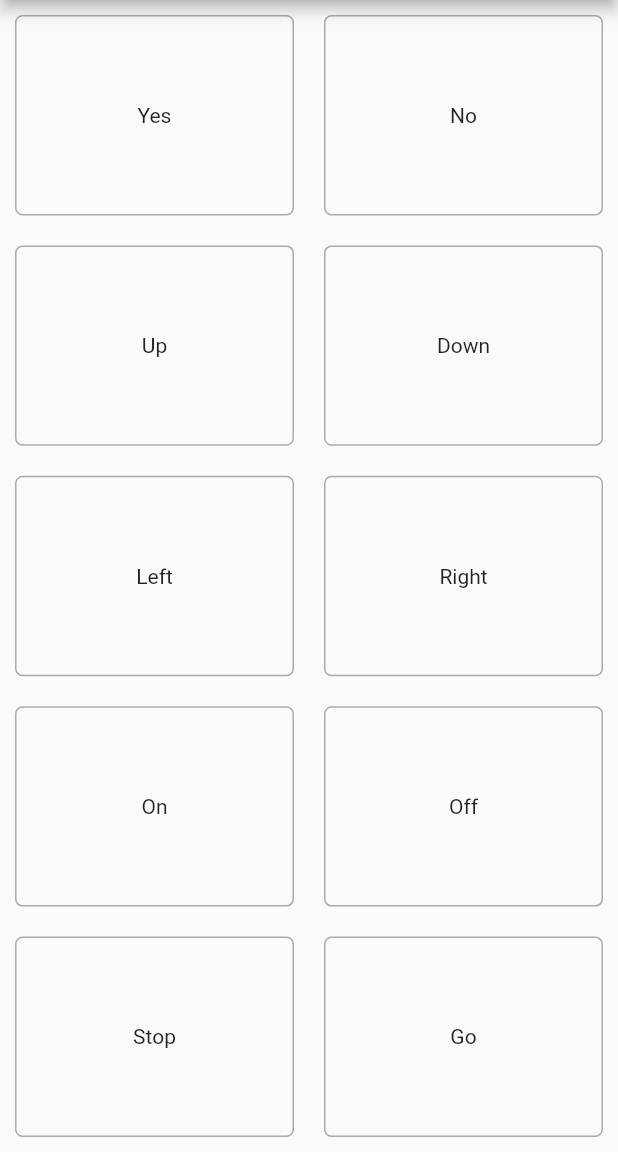
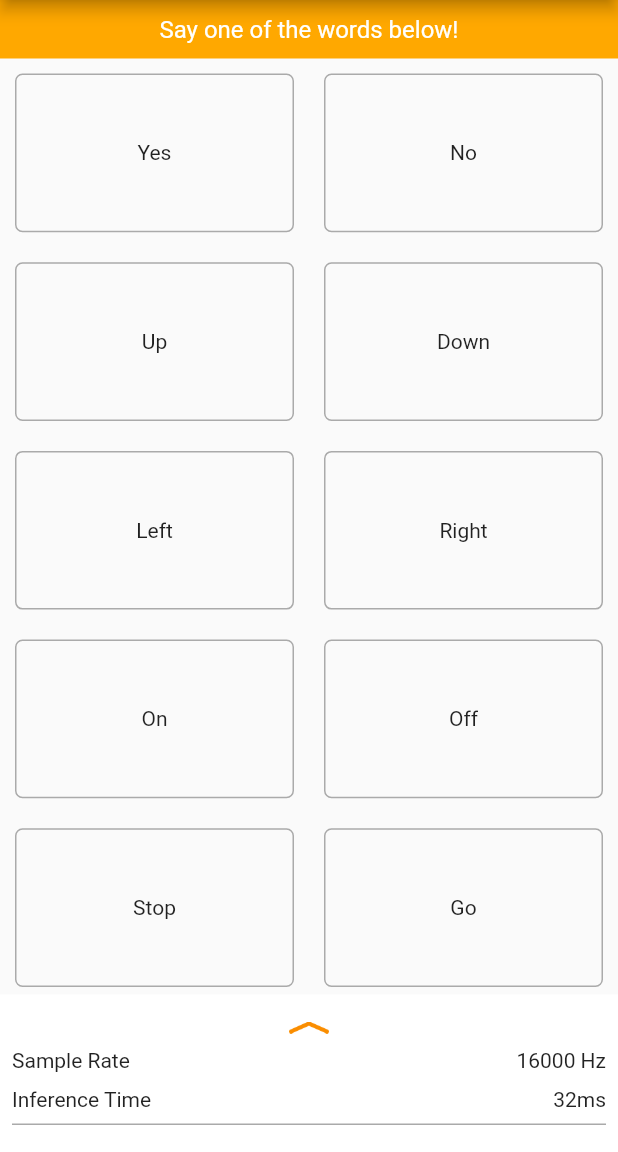
Before and after one commit to thaihuynhxyz/speech_commands, a Flutter app: the screen it shows after launch, on a phone screen of 412 x 824 dp, the part 84-1236 px from its top. Run offline on Flutter 3.47's test engine with Material 2 defaults, Android fonts, the phone set to English and light mode, and no system bars.

Commit message:
Update UI for bottomSheet

```diff
--- a/example/lib/main.dart
+++ b/example/lib/main.dart
@@ -66,47 +66,65 @@ class _MyAppState extends State<MyApp> {
         ),
         body: Column(
           children: <Widget>[
+            Container(
+              child: Text(
+                "Say one of the words below!",
+                style: TextStyle(color: Colors.white, fontSize: 16),
+              ),
+              padding: EdgeInsets.all(10),
+              color: Color(0xFFFFA800),
+              alignment: Alignment.center,
+            ),
             Expanded(
-              child: Row(
+              child: Row(children: <Widget>[Cell("Yes"), Cell("No")]),
+            ),
+            Expanded(
+              child: Row(children: <Widget>[Cell("Up"), Cell("Down")]),
+            ),
+            Expanded(
+              child: Row(children: <Widget>[Cell("Left"), Cell("Right")]),
+            ),
+            Expanded(
+              child: Row(children: <Widget>[Cell("On"), Cell("Off")]),
+            ),
+            Expanded(
+              child: Row(children: <Widget>[Cell("Stop"), Cell("Go")]),
+            ),
+            SizedBox(height: 100)
+          ],
+        ),
+        bottomSheet: Container(
+          color: Colors.white,
+          child: Padding(
+            padding: EdgeInsets.all(8),
+            child: Padding(
+              padding: EdgeInsets.only(top: 10, bottom: 10),
+              child: Column(
+                mainAxisSize: MainAxisSize.min,
                 children: <Widget>[
-                  Cell("Yes"),
-                  Cell("No"),
+                  Image.asset(
+                    'images/icn_chevron_up.png',
+                    fit: BoxFit.scaleDown,
+                    height: 8,
+                  ),
+                  SizedBox(height: 10),
+                  Row(children: <Widget>[
+                    Text("Sample Rate"),
+                    Spacer(),
+                    Text("16000 Hz"),
+                  ]),
+                  SizedBox(height: 10),
+                  Row(children: <Widget>[
+                    Text("Inference Time"),
+                    Spacer(),
+                    Text("32ms"),
+                  ]),
+                  SizedBox(height: 8),
+                  Container(height: 1, color: Color(0xFFAAAAAA))
                 ],
               ),
             ),
-            Expanded(
-              child: Row(
-                children: <Widget>[
-                  Cell("Up"),
-                  Cell("Down"),
-                ],
-              ),
-            ),
-            Expanded(
-              child: Row(
-                children: <Widget>[
-                  Cell("Left"),
-                  Cell("Right"),
-                ],
-              ),
-            ),
-            Expanded(
-              child: Row(
-                children: <Widget>[
-                  Cell("On"),
-                  Cell("Off"),
-                ],
-              ),
-            ),
-            Expanded(
-              child: Row(
-                children: <Widget>[
-                  Cell("Stop"),
-                  Cell("Go"),
-                ],
-              ),
-            ),
-          ],
+          ),
         ),
       ),
     );
@@ -124,8 +142,6 @@ class Cell extends StatelessWidget {
         super(key: key);
 
   /// The text to display.
-  ///
-  /// This will be null if a [textSpan] is provided instead.
   final String data;
 
   @override
@@ -136,11 +152,9 @@ class Cell extends StatelessWidget {
         margin: EdgeInsets.all(10),
         alignment: Alignment.center,
         decoration: BoxDecoration(
-            border: Border.all(
-              width: 1,
-              color: Color(0xFFAAAAAA),
-            ),
-            borderRadius: BorderRadius.all(Radius.circular(5))),
+          border: Border.all(width: 1, color: Color(0xFFAAAAAA)),
+          borderRadius: BorderRadius.all(Radius.circular(5)),
+        ),
       ),
     );
   }
--- a/example/pubspec.yaml
+++ b/example/pubspec.yaml
@@ -41,6 +41,7 @@ flutter:
 
   assets:
     - images/tfl2_logo_dark.png
+    - images/icn_chevron_up.png
 
   # An image asset can refer to one or more resolution-specific "variants", see
   # https://flutter.dev/assets-and-images/#resolution-aware.
```
Also changed, not shown: example/images/icn_chevron_up.png (added).
